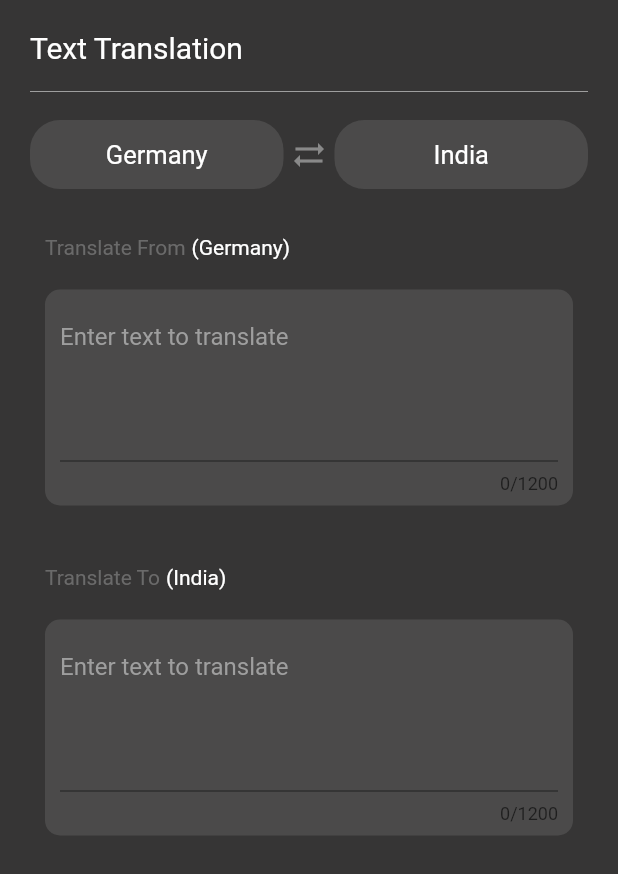
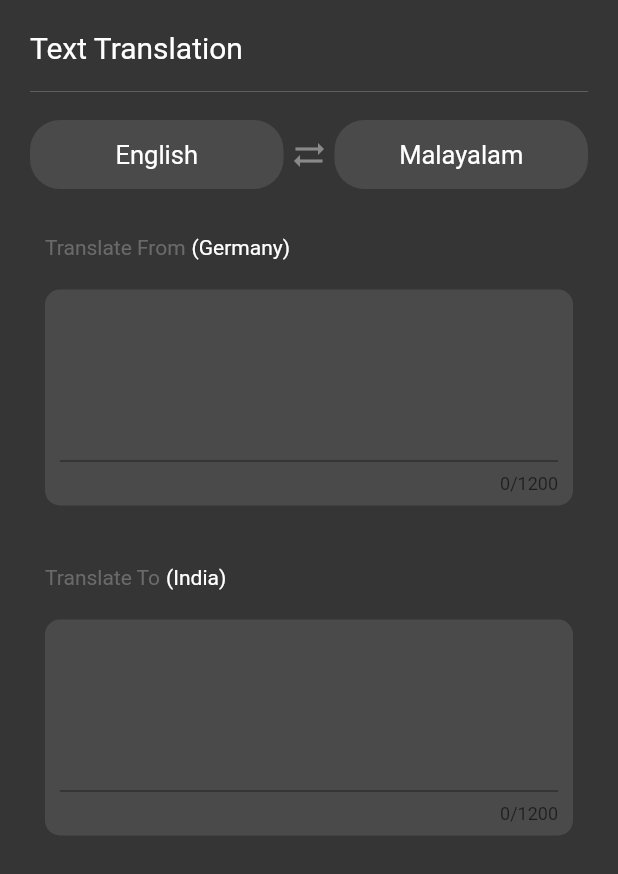
Before and after one commit to Nishadatgit/flutter_translator_app, a Flutter app: the screen it shows after launch, on a phone screen of 412 x 824 dp. Shown: the top 874 px of the screen. Run offline on Flutter 3.47's test engine with Material 2 defaults, Android fonts, the phone set to English and light mode, and no system bars; our stand-ins replace dio.

```diff
--- /dev/null
+++ b/lib/api/my_data.dart
@@ -0,0 +1 @@
+const List<String> languages = ['English','Chinese','Japanese','Korean','Hindi','Kannada'];
--- a/lib/screens/screen_home.dart
+++ b/lib/screens/screen_home.dart
@@ -1,11 +1,20 @@
 import 'package:flutter/material.dart';
+import 'package:translator_app/api/my_data.dart';
 import 'package:translator_app/constants/heights.dart';
 
 import 'widgets/choose_language_section.dart';
+import 'widgets/translate_from_section.dart';
+import 'widgets/translate_to_section.dart';
+
+final TextEditingController fromController = TextEditingController();
+final TextEditingController toController = TextEditingController();
+final fromLanguageNotifier = ValueNotifier('English');
+final toLanguageNotifier = ValueNotifier('Malayalam');
+
+enum type { translateFrom, translateTo }
 
 class MyHome extends StatelessWidget {
   MyHome({super.key});
-  final TextEditingController fromController = TextEditingController();
 
   @override
   Widget build(BuildContext context) {
@@ -29,52 +38,13 @@ class MyHome extends StatelessWidget {
                     color: Colors.white),
               ),
               kHeight10,
-              Divider(color: Colors.grey),
+              Divider(color: Colors.grey.withOpacity(0.4)),
               kHeight10,
-              ChooseLanguageSection(),
+              const ChooseLanguageSection(),
               kHeight20,
-              TranslateToSection(),
+              const TranslateFromSection(),
               kHeight20,
-              Container(
-                padding: EdgeInsets.all(10),
-                height: 200,
-                child: Column(
-                  crossAxisAlignment: CrossAxisAlignment.start,
-                  mainAxisSize: MainAxisSize.min,
-                  children: [
-                    Wrap(
-                      direction: Axis.horizontal,
-                      spacing: 4,
-                      children: [
-                        Text(
-                          'Translate To',
-                          style: TextStyle(color: Colors.grey.withOpacity(0.5)),
-                        ),
-                        const Text('(India)'),
-                      ],
-                    ),
-                    kHeight20,
-                    Expanded(
-                      child: Container(
-                        padding: const EdgeInsets.all(10),
-                        decoration: BoxDecoration(
-                            color: Colors.grey.withOpacity(0.2),
-                            borderRadius: BorderRadius.circular(10)),
-                        child: const TextField(
-                          decoration: InputDecoration(
-                            hintText: 'Enter text to translate',
-                            hintStyle: TextStyle(
-                              color: Colors.grey,
-                            ),
-                          ),
-                          maxLines: 10,
-                          maxLength: 1200,
-                        ),
-                      ),
-                    )
-                  ],
-                ),
-              )
+              const TranslateToSection()
             ],
           ),
         ),
@@ -83,52 +53,87 @@ class MyHome extends StatelessWidget {
   }
 }
 
-class TranslateToSection extends StatelessWidget {
-  const TranslateToSection({
-    Key? key,
-  }) : super(key: key);
-
-  @override
-  Widget build(BuildContext context) {
+void showLanguageBottomSheet(type operatiotype, BuildContext context) {
+  showModalBottomSheet(
+    context: context,
+    builder: (context) {
       return Container(
-      padding: const EdgeInsets.all(10),
-      height: 200,
+        padding: const EdgeInsets.all(20),
+        height: 600,
         child: Column(
           crossAxisAlignment: CrossAxisAlignment.start,
-        mainAxisSize: MainAxisSize.min,
-        children: [
-          Wrap(
-            direction: Axis.horizontal,
-            spacing: 4,
           children: [
             Text(
-                'Translate From',
-                style: TextStyle(color: Colors.grey.withOpacity(0.5)),
+              operatiotype == type.translateFrom ? 'From' : 'To',
+              style: const TextStyle(
+                color: Colors.white,
+                fontSize: 18,
               ),
-              const Text('(Germany)'),
-            ],
             ),
             kHeight20,
+            TextField(
+              decoration: InputDecoration(
+                  enabledBorder: OutlineInputBorder(
+                    borderRadius: BorderRadius.circular(10),
+                    borderSide: BorderSide(color: Colors.grey.withOpacity(0.3)),
+                  ),
+                  disabledBorder: OutlineInputBorder(
+                    borderRadius: BorderRadius.circular(10),
+                    borderSide: BorderSide(color: Colors.grey.withOpacity(0.3)),
+                  ),
+                  border: OutlineInputBorder(
+                      borderRadius: BorderRadius.circular(10),
+                      borderSide:
+                          BorderSide(color: Colors.grey.withOpacity(0.3))),
+                  prefixIcon: const Icon(
+                    Icons.search,
+                    color: Colors.grey,
+                    size: 25,
+                  )),
+            ),
+            kHeight20,
+            const Text('All Languages'),
+            kHeight10,
+
             Expanded(
-            child: Container(
-              padding: const EdgeInsets.all(10),
-              decoration: BoxDecoration(
-                  color: Colors.grey.withOpacity(0.2),
-                  borderRadius: BorderRadius.circular(10)),
-              child: const TextField(
-                decoration: InputDecoration(
-                  hintText: 'Enter text to translate',
-                  hintStyle: TextStyle(
-                    color: Colors.grey,
+              child: ListView.builder(
+                itemCount: languages.length,
+                itemBuilder: (context, index) {
+                  return Padding(
+                    padding: const EdgeInsets.symmetric(vertical: 5),
+                    child: InkWell(
+                      onTap: () {
+                        if (operatiotype == type.translateFrom) {
+                          fromLanguageNotifier.value = languages[index];
+                          Navigator.of(context).pop();
+                        } else {
+                          toLanguageNotifier.value = languages[index];
+                          Navigator.of(context).pop();
+                        }
+                      },
+                      child: ListTile(
+                        shape: RoundedRectangleBorder(
+                            borderRadius: BorderRadius.circular(20)),
+                        tileColor: Colors.black26,
+                        title: Text(
+                          languages[index],
+                          style: const TextStyle(
+                              color: Colors.white, fontWeight: FontWeight.bold),
+                        ),
+                        leading: CircleAvatar(
+                          backgroundColor: Colors.accents[index],
                         ),
                       ),
-                maxLines: 10,
-                maxLength: 1200,
                     ),
+                  );
+                },
               ),
             )
           ],
         ),
       );
+    },
+    shape: RoundedRectangleBorder(borderRadius: BorderRadius.circular(10)),
+    backgroundColor: Colors.grey[900],
+  );
 }
-}
--- a/lib/screens/widgets/choose_language_section.dart
+++ b/lib/screens/widgets/choose_language_section.dart
@@ -1,4 +1,6 @@
 import 'package:flutter/material.dart';
+import 'package:translator_app/api/http_manager.dart';
+import 'package:translator_app/screens/screen_home.dart';
 
 import 'country_choose_button.dart';
 
@@ -13,9 +15,17 @@ class ChooseLanguageSection extends StatelessWidget {
       mainAxisAlignment: MainAxisAlignment.spaceEvenly,
       children: [
         Expanded(
-          child: LanguageChooseButton(
-            title: 'Germany',
-            onPressed: () {},
+          child: ValueListenableBuilder(
+            valueListenable: fromLanguageNotifier,
+            builder: (context, value, child) {
+              return LanguageChooseButton(
+                title: value,
+                onPressed: () {
+                  // showLanguageBottomSheet(type.translateFrom, context);
+                  HttpServ().translateFromLanguage('he', 'en', 'es');
+                },
+              );
+            },
           ),
         ),
         Padding(
@@ -26,9 +36,16 @@ class ChooseLanguageSection extends StatelessWidget {
           ),
         ),
         Expanded(
-          child: LanguageChooseButton(
-            title: 'India',
-            onPressed: () {},
+          child: ValueListenableBuilder(
+            valueListenable: toLanguageNotifier,
+            builder: (context, value, child) {
+              return LanguageChooseButton(
+                title: value,
+                onPressed: () {
+                  showLanguageBottomSheet(type.translateTo, context);
+                },
+              );
+            },
           ),
         ),
       ],
--- /dev/null
+++ b/lib/screens/widgets/translate_from_section.dart
@@ -0,0 +1,58 @@
+import 'package:flutter/material.dart';
+
+import '../../constants/heights.dart';
+import '../screen_home.dart';
+
+class TranslateFromSection extends StatelessWidget {
+  const TranslateFromSection({
+    Key? key,
+  }) : super(key: key);
+
+  @override
+  Widget build(BuildContext context) {
+    return Container(
+      padding: const EdgeInsets.all(10),
+      height: 200,
+      child: Column(
+        crossAxisAlignment: CrossAxisAlignment.start,
+        mainAxisSize: MainAxisSize.min,
+        children: [
+          Wrap(
+            direction: Axis.horizontal,
+            spacing: 4,
+            children: [
+              Text(
+                'Translate From',
+                style: TextStyle(color: Colors.grey.withOpacity(0.5)),
+              ),
+              const Text('(Germany)'),
+            ],
+          ),
+          kHeight20,
+          Expanded(
+            child: Container(
+              padding: const EdgeInsets.all(10),
+              decoration: BoxDecoration(
+                  color: Colors.grey.withOpacity(0.2),
+                  borderRadius: BorderRadius.circular(10)),
+              child: TextField(
+                style: const TextStyle(
+                    color: Colors.white,
+                    fontSize: 22,
+                    fontWeight: FontWeight.bold),
+                controller: fromController,
+                decoration: const InputDecoration(
+                  hintStyle: TextStyle(
+                    color: Colors.grey,
+                  ),
+                ),
+                maxLines: 10,
+                maxLength: 1200,
+              ),
+            ),
+          )
+        ],
+      ),
+    );
+  }
+}
--- /dev/null
+++ b/lib/screens/widgets/translate_to_section.dart
@@ -0,0 +1,58 @@
+import 'package:flutter/material.dart';
+import 'package:translator_app/screens/screen_home.dart';
+
+import '../../constants/heights.dart';
+
+class TranslateToSection extends StatelessWidget {
+  const TranslateToSection({
+    Key? key,
+  }) : super(key: key);
+
+  @override
+  Widget build(BuildContext context) {
+    return Container(
+      padding: EdgeInsets.all(10),
+      height: 200,
+      child: Column(
+        crossAxisAlignment: CrossAxisAlignment.start,
+        mainAxisSize: MainAxisSize.min,
+        children: [
+          Wrap(
+            direction: Axis.horizontal,
+            spacing: 4,
+            children: [
+              Text(
+                'Translate To',
+                style: TextStyle(color: Colors.grey.withOpacity(0.5)),
+              ),
+              const Text('(India)'),
+            ],
+          ),
+          kHeight20,
+          Expanded(
+            child: Container(
+              padding: const EdgeInsets.all(10),
+              decoration: BoxDecoration(
+                  color: Colors.grey.withOpacity(0.2),
+                  borderRadius: BorderRadius.circular(10)),
+              child: TextField(
+                style: const TextStyle(
+                    color: Colors.white,
+                    fontSize: 22,
+                    fontWeight: FontWeight.bold),
+                controller: toController,
+                decoration: const InputDecoration(
+                  hintStyle: TextStyle(
+                    color: Colors.grey,
+                  ),
+                ),
+                maxLines: 10,
+                maxLength: 1200,
+              ),
+            ),
+          )
+        ],
+      ),
+    );
+  }
+}
--- a/pubspec.yaml
+++ b/pubspec.yaml
@@ -34,6 +34,7 @@ dependencies:
   flutter:
     sdk: flutter
   http: ^0.13.5
+
 
 dev_dependencies:
   flutter_lints: ^2.0.0
```
Also changed, not shown: lib/api/http_manager.dart (renamed from lib/api/dio_manager.dart, +15 -13 lines). Lines whose indentation alone changed are shown as unchanged.
